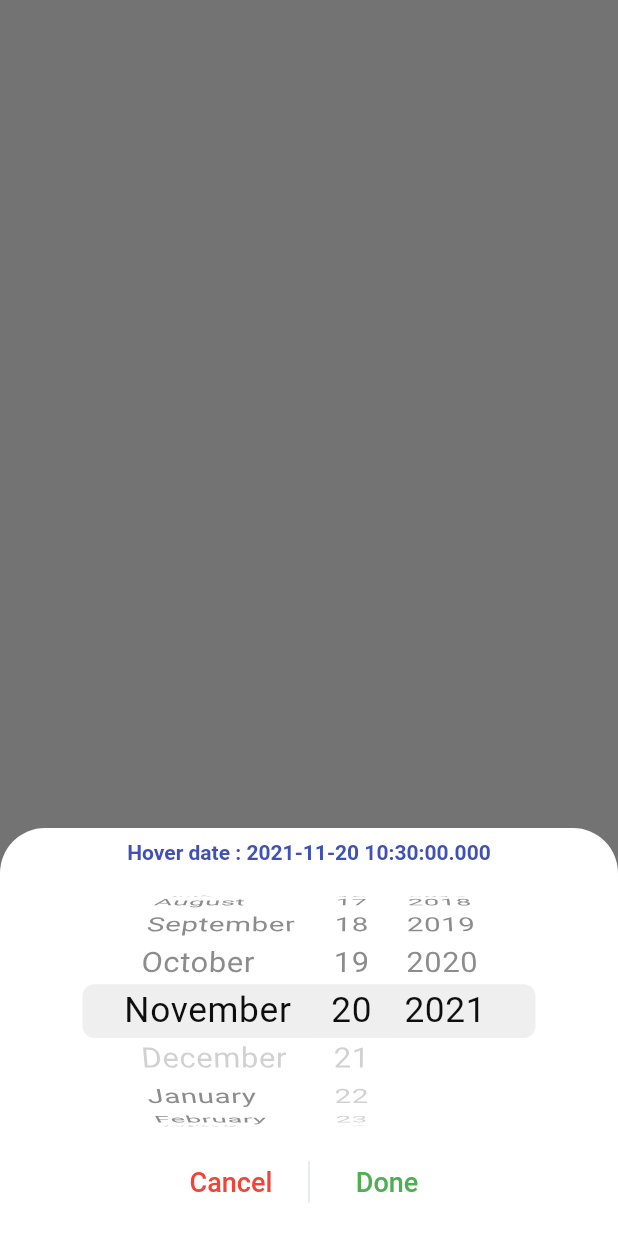
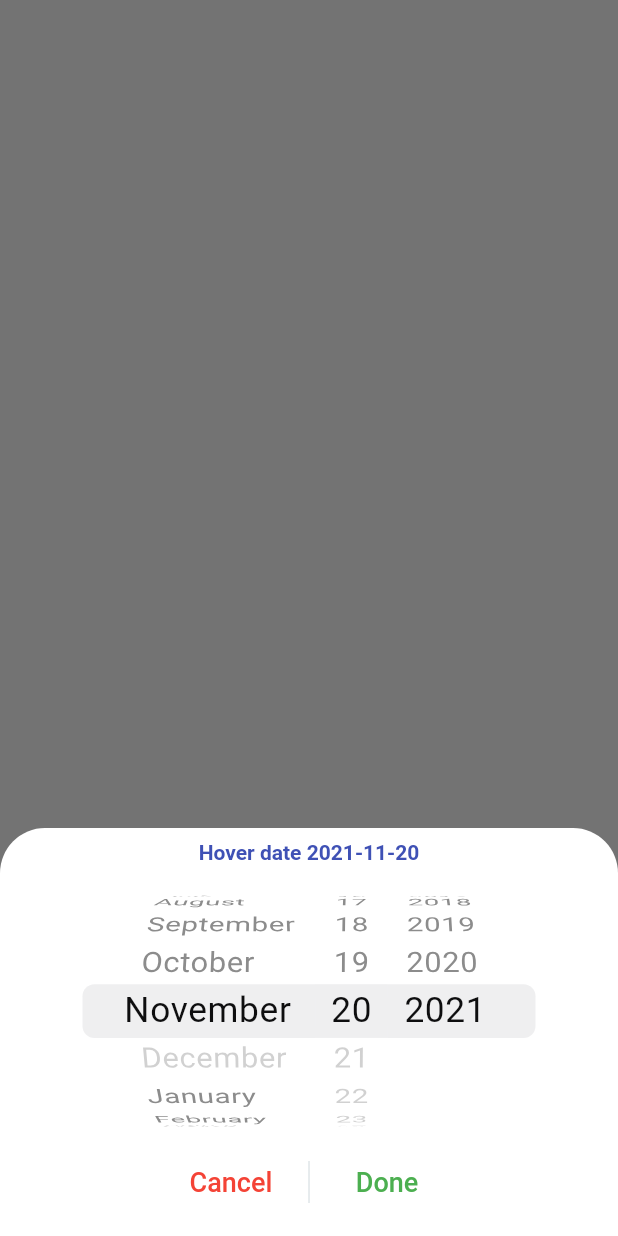
Before and after one commit to iamabhishek229313/zealth-ai-assignment, a Flutter app: what selectDate() shows on an empty page, opened directly with empty values, on a phone screen of 412 x 824 dp. Run offline on Flutter 3.47's test engine with Material 2 defaults, Android fonts, the phone set to English and light mode, and no system bars; our stand-ins replace connectivity_plus, equatable, firebase_auth, firebase_core, flutter_bloc, flutter_progress_hud and 4 more; accounts and stored records are empty; network calls fail.

Commit message:
added final touches

```diff
--- a/lib/screens/auth/authentication_screen.dart
+++ b/lib/screens/auth/authentication_screen.dart
@@ -1,9 +1,4 @@
-// import 'package:flare_flutter/flare_actor.dart';
 import 'package:flutter/material.dart';
-import 'package:flutter_bloc/flutter_bloc.dart';
-// import 'package:rive/rive.dart';
-import 'package:zealth_ai_assign/blocs/theme_bloc/theme_bloc.dart';
-import 'package:zealth_ai_assign/constants/constant_colors.dart';
 import 'package:zealth_ai_assign/services/authentication_services/authentication_services.dart';
 
 class AuthenticationScreen extends StatefulWidget {
--- a/lib/utils/custom_date_picker.dart
+++ b/lib/utils/custom_date_picker.dart
@@ -6,13 +6,16 @@ Future<DateTime?> selectDate(BuildContext context, DateTime initialDate) async {
       context: context,
       backgroundColor: Colors.white,
       shape: RoundedRectangleBorder(
-          borderRadius: BorderRadius.only(topLeft: Radius.circular(30.0), topRight: Radius.circular(30.0))),
+          borderRadius: BorderRadius.only(
+              topLeft: Radius.circular(30.0), topRight: Radius.circular(30.0))),
       builder: (context) {
         DateTime? newPickedValue = initialDate;
         return StatefulBuilder(
           builder: (BuildContext context, modalState) {
             return ClipRRect(
-              borderRadius: BorderRadius.only(topLeft: Radius.circular(30.0), topRight: Radius.circular(30.0)),
+              borderRadius: BorderRadius.only(
+                  topLeft: Radius.circular(30.0),
+                  topRight: Radius.circular(30.0)),
               child: SizedBox(
                 height: MediaQuery.of(context).size.height * 0.33,
                 width: double.maxFinite,
@@ -21,8 +24,9 @@ Future<DateTime?> selectDate(BuildContext context, DateTime initialDate) async {
                     Padding(
                       padding: EdgeInsets.all(8.0),
                       child: Text(
-                        "Hover date : " + newPickedValue.toString(),
-                        style: TextStyle(color: Colors.indigo, fontWeight: FontWeight.bold),
+                        "Hover date " + newPickedValue.toString().split(' ')[0],
+                        style: TextStyle(
+                            color: Colors.indigo, fontWeight: FontWeight.bold),
                       ),
                     ),
                     Expanded(
@@ -50,7 +54,8 @@ Future<DateTime?> selectDate(BuildContext context, DateTime initialDate) async {
                             },
                             child: Text(
                               "Cancel",
-                              style: TextStyle(color: Colors.red, fontSize: 18.0),
+                              style:
+                                  TextStyle(color: Colors.red, fontSize: 18.0),
                             )),
                         SizedBox(
                           height: 28.0,
@@ -65,7 +70,8 @@ Future<DateTime?> selectDate(BuildContext context, DateTime initialDate) async {
                             },
                             child: Text(
                               "Done",
-                              style: TextStyle(color: Colors.green, fontSize: 18.0),
+                              style: TextStyle(
+                                  color: Colors.green, fontSize: 18.0),
                             )),
                         Spacer()
                       ],
```
Also changed, not shown: lib/screens/home_screen/drawer.dart (+12 -6 lines), lib/screens/view_pod/view_pod_screen.dart (+35 -4 lines), pubspec.yaml (+7 -4 lines), assets/icons/app_icon.png (added), assets/images/loading_rocket.jpg (deleted), assets/images/loading_rocket.png (added), pubspec.lock, 24 other files.
